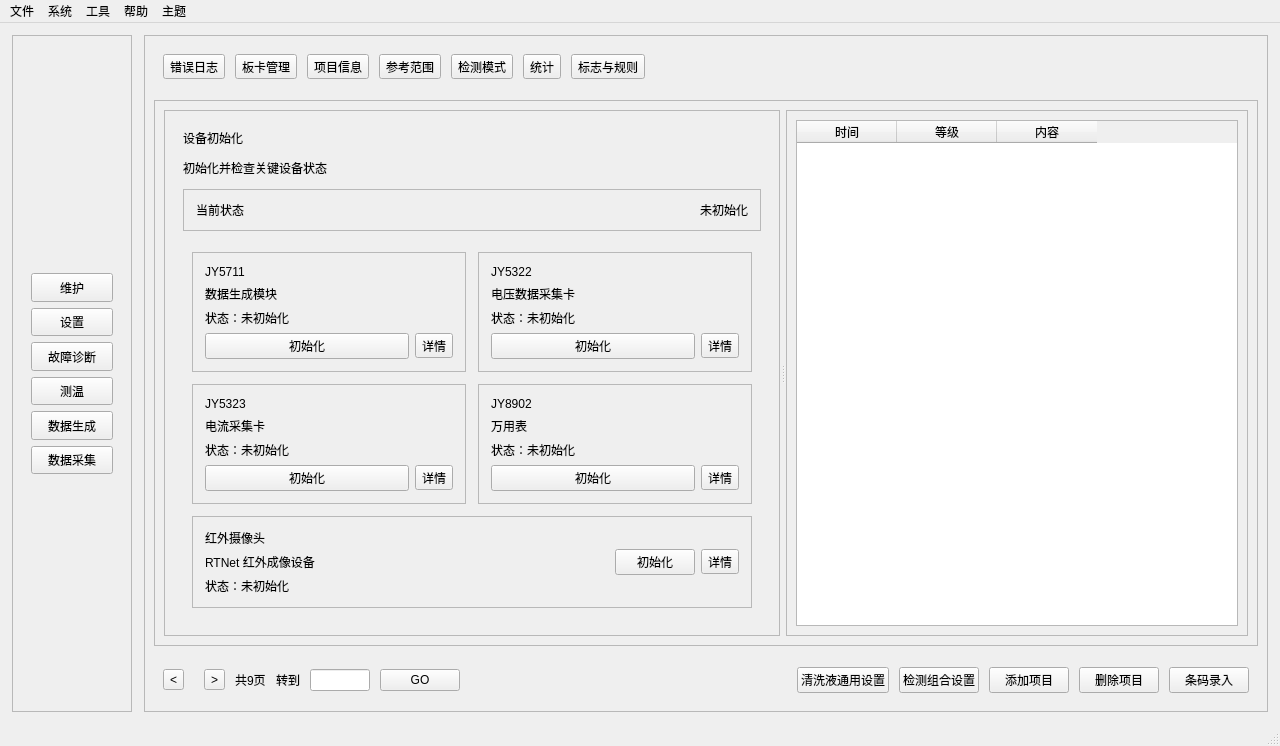
The window that mainwindow.ui (whaip/ATS) describes before a commit, drawn with Qt 5.
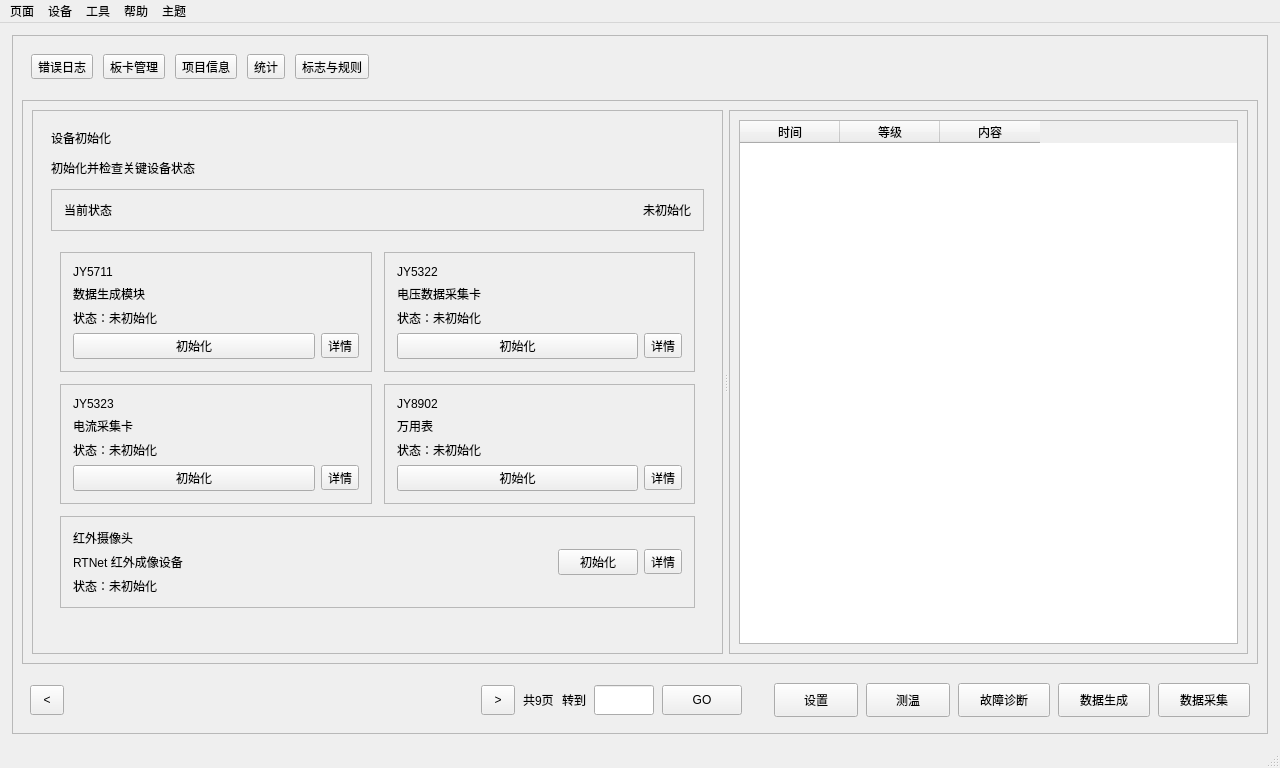
The same window after the commit.

```diff
--- a/mainwindow.ui
+++ b/mainwindow.ui
@@ -7,7 +7,7 @@
     <x>0</x>
     <y>0</y>
     <width>1280</width>
-    <height>722</height>
+    <height>768</height>
    </rect>
   </property>
   <property name="windowTitle">
@@ -30,191 +30,6 @@
     <property name="bottomMargin">
      <number>12</number>
     </property>
-    <item>
-     <widget class="QFrame" name="sidebarFrame">
-      <property name="minimumSize">
-       <size>
-        <width>120</width>
-        <height>0</height>
-       </size>
-      </property>
-      <property name="maximumSize">
-       <size>
-        <width>160</width>
-        <height>16777215</height>
-       </size>
-      </property>
-      <property name="frameShape">
-       <enum>QFrame::Shape::StyledPanel</enum>
-      </property>
-      <property name="frameShadow">
-       <enum>QFrame::Shadow::Raised</enum>
-      </property>
-      <layout class="QVBoxLayout" name="sidebarLayout">
-       <property name="spacing">
-        <number>8</number>
-       </property>
-       <item>
-        <spacer name="sidebarTopSpacer">
-         <property name="orientation">
-          <enum>Qt::Orientation::Vertical</enum>
-         </property>
-         <property name="sizeHint" stdset="0">
-          <size>
-           <width>20</width>
-           <height>6</height>
-          </size>
-         </property>
-        </spacer>
-       </item>
-       <item>
-        <widget class="QWidget" name="widget" native="true">
-         <property name="sizePolicy">
-          <sizepolicy hsizetype="Preferred" vsizetype="Expanding">
-           <horstretch>0</horstretch>
-           <verstretch>0</verstretch>
-          </sizepolicy>
-         </property>
-         <property name="cursor">
-          <cursorShape>PointingHandCursor</cursorShape>
-         </property>
-         <layout class="QVBoxLayout" name="verticalLayout">
-          <item>
-           <widget class="QToolButton" name="navMaintain">
-            <property name="sizePolicy">
-             <sizepolicy hsizetype="Preferred" vsizetype="Preferred">
-              <horstretch>0</horstretch>
-              <verstretch>0</verstretch>
-             </sizepolicy>
-            </property>
-            <property name="text">
-             <string>维护</string>
-            </property>
-            <property name="checkable">
-             <bool>false</bool>
-            </property>
-            <property name="toolButtonStyle">
-             <enum>Qt::ToolButtonStyle::ToolButtonTextUnderIcon</enum>
-            </property>
-           </widget>
-          </item>
-          <item>
-           <widget class="QToolButton" name="navSetting">
-            <property name="sizePolicy">
-             <sizepolicy hsizetype="Preferred" vsizetype="Preferred">
-              <horstretch>0</horstretch>
-              <verstretch>0</verstretch>
-             </sizepolicy>
-            </property>
-            <property name="text">
-             <string>设置</string>
-            </property>
-            <property name="checkable">
-             <bool>false</bool>
-            </property>
-            <property name="toolButtonStyle">
-             <enum>Qt::ToolButtonStyle::ToolButtonTextUnderIcon</enum>
-            </property>
-           </widget>
-          </item>
-          <item>
-           <widget class="QToolButton" name="FaultDiagnostic">
-            <property name="sizePolicy">
-             <sizepolicy hsizetype="Preferred" vsizetype="Preferred">
-              <horstretch>0</horstretch>
-              <verstretch>0</verstretch>
-             </sizepolicy>
-            </property>
-            <property name="text">
-             <string>故障诊断</string>
-            </property>
-            <property name="checkable">
-             <bool>false</bool>
-            </property>
-            <property name="toolButtonStyle">
-             <enum>Qt::ToolButtonStyle::ToolButtonTextUnderIcon</enum>
-            </property>
-           </widget>
-          </item>
-          <item>
-           <widget class="QToolButton" name="navIRCamera">
-            <property name="sizePolicy">
-             <sizepolicy hsizetype="Preferred" vsizetype="Preferred">
-              <horstretch>0</horstretch>
-              <verstretch>0</verstretch>
-             </sizepolicy>
-            </property>
-            <property name="text">
-             <string>测温</string>
-            </property>
-            <property name="checkable">
-             <bool>false</bool>
-            </property>
-            <property name="checked">
-             <bool>false</bool>
-            </property>
-            <property name="toolButtonStyle">
-             <enum>Qt::ToolButtonStyle::ToolButtonTextUnderIcon</enum>
-            </property>
-           </widget>
-          </item>
-          <item>
-           <widget class="QToolButton" name="btnDataGenerateCard">
-            <property name="sizePolicy">
-             <sizepolicy hsizetype="Preferred" vsizetype="Preferred">
-              <horstretch>0</horstretch>
-              <verstretch>0</verstretch>
-             </sizepolicy>
-            </property>
-            <property name="text">
-             <string>数据生成</string>
-            </property>
-            <property name="checkable">
-             <bool>false</bool>
-            </property>
-            <property name="toolButtonStyle">
-             <enum>Qt::ToolButtonStyle::ToolButtonTextUnderIcon</enum>
-            </property>
-           </widget>
-          </item>
-          <item>
-           <widget class="QToolButton" name="btnDataCaptureCard">
-            <property name="sizePolicy">
-             <sizepolicy hsizetype="Preferred" vsizetype="Preferred">
-              <horstretch>0</horstretch>
-              <verstretch>0</verstretch>
-             </sizepolicy>
-            </property>
-            <property name="text">
-             <string>数据采集</string>
-            </property>
-            <property name="checkable">
-             <bool>false</bool>
-            </property>
-            <property name="toolButtonStyle">
-             <enum>Qt::ToolButtonStyle::ToolButtonTextUnderIcon</enum>
-            </property>
-           </widget>
-          </item>
-         </layout>
-        </widget>
-       </item>
-       <item>
-        <spacer name="sidebarBottomSpacer">
-         <property name="orientation">
-          <enum>Qt::Orientation::Vertical</enum>
-         </property>
-         <property name="sizeHint" stdset="0">
-          <size>
-           <width>20</width>
-           <height>40</height>
-          </size>
-         </property>
-        </spacer>
-       </item>
-      </layout>
-     </widget>
-    </item>
     <item>
      <widget class="QFrame" name="mainFrame">
       <property name="frameShape">
@@ -275,26 +90,6 @@
             </property>
            </widget>
           </item>
-          <item>
-           <widget class="QToolButton" name="tabReferenceRange">
-            <property name="text">
-             <string>参考范围</string>
-            </property>
-            <property name="checkable">
-             <bool>false</bool>
-            </property>
-           </widget>
-          </item>
-          <item>
-           <widget class="QToolButton" name="tabDetectMode">
-            <property name="text">
-             <string>检测模式</string>
-            </property>
-            <property name="checkable">
-             <bool>false</bool>
-            </property>
-           </widget>
-          </item>
           <item>
            <widget class="QToolButton" name="tabStatistics">
             <property name="text">
@@ -794,8 +589,8 @@
                <rect>
                 <x>0</x>
                 <y>0</y>
-                <width>459</width>
-                <height>511</height>
+                <width>515</width>
+                <height>550</height>
                </rect>
               </property>
               <layout class="QGridLayout" name="formGrid">
@@ -861,43 +656,137 @@
            <verstretch>0</verstretch>
           </sizepolicy>
          </property>
+         <property name="minimumSize">
+          <size>
+           <width>0</width>
+           <height>0</height>
+          </size>
+         </property>
          <property name="frameShape">
           <enum>QFrame::Shape::NoFrame</enum>
          </property>
          <layout class="QHBoxLayout" name="bottomLayout">
           <property name="spacing">
-           <number>10</number>
+           <number>8</number>
+          </property>
+          <property name="leftMargin">
+           <number>8</number>
+          </property>
+          <property name="topMargin">
+           <number>6</number>
+          </property>
+          <property name="rightMargin">
+           <number>8</number>
+          </property>
+          <property name="bottomMargin">
+           <number>6</number>
           </property>
           <item>
            <widget class="QToolButton" name="btnPagePrev">
+            <property name="minimumSize">
+             <size>
+              <width>34</width>
+              <height>30</height>
+             </size>
+            </property>
+            <property name="maximumSize">
+             <size>
+              <width>34</width>
+              <height>30</height>
+             </size>
+            </property>
             <property name="text">
              <string>&lt;</string>
             </property>
            </widget>
           </item>
           <item>
-           <widget class="QWidget" name="pageButtonsContainer" native="true">
-            <layout class="QHBoxLayout" name="pageButtonsLayout">
-             <property name="spacing">
-              <number>6</number>
+           <widget class="QScrollArea" name="pageButtonsScrollArea">
+            <property name="sizePolicy">
+             <sizepolicy hsizetype="Preferred" vsizetype="Fixed">
+              <horstretch>1</horstretch>
+              <verstretch>0</verstretch>
+             </sizepolicy>
+            </property>
+            <property name="minimumSize">
+             <size>
+              <width>0</width>
+              <height>36</height>
+             </size>
+            </property>
+            <property name="maximumSize">
+             <size>
+              <width>16777215</width>
+              <height>36</height>
+             </size>
+            </property>
+            <property name="frameShape">
+             <enum>QFrame::Shape::NoFrame</enum>
+            </property>
+            <property name="verticalScrollBarPolicy">
+             <enum>Qt::ScrollBarPolicy::ScrollBarAlwaysOff</enum>
+            </property>
+            <property name="horizontalScrollBarPolicy">
+             <enum>Qt::ScrollBarPolicy::ScrollBarAlwaysOff</enum>
+            </property>
+            <property name="sizeAdjustPolicy">
+             <enum>QAbstractScrollArea::SizeAdjustPolicy::AdjustIgnored</enum>
+            </property>
+            <property name="widgetResizable">
+             <bool>false</bool>
+            </property>
+            <property name="alignment">
+             <set>Qt::AlignmentFlag::AlignLeading|Qt::AlignmentFlag::AlignLeft|Qt::AlignmentFlag::AlignVCenter</set>
+            </property>
+            <widget class="QWidget" name="pageButtonsContainer">
+             <property name="geometry">
+              <rect>
+               <x>0</x>
+               <y>3</y>
+               <width>400</width>
+               <height>30</height>
+              </rect>
              </property>
-             <property name="leftMargin">
-              <number>0</number>
+             <property name="sizePolicy">
+              <sizepolicy hsizetype="Minimum" vsizetype="Fixed">
+               <horstretch>0</horstretch>
+               <verstretch>0</verstretch>
+              </sizepolicy>
              </property>
-             <property name="topMargin">
-              <number>0</number>
-             </property>
-             <property name="rightMargin">
-              <number>0</number>
-             </property>
-             <property name="bottomMargin">
-              <number>0</number>
-             </property>
-            </layout>
+             <layout class="QHBoxLayout" name="pageButtonsLayout">
+              <property name="spacing">
+               <number>6</number>
+              </property>
+              <property name="leftMargin">
+               <number>0</number>
+              </property>
+              <property name="topMargin">
+               <number>0</number>
+              </property>
+              <property name="rightMargin">
+               <number>0</number>
+              </property>
+              <property name="bottomMargin">
+               <number>0</number>
+              </property>
+             </layout>
+            </widget>
            </widget>
           </item>
           <item>
            <widget class="QToolButton" name="btnPageNext">
+            <property name="minimumSize">
+             <size>
+              <width>34</width>
+              <height>30</height>
+             </size>
+            </property>
+            <property name="maximumSize">
+             <size>
+              <width>34</width>
+              <height>30</height>
+             </size>
+            </property>
             <property name="text">
              <string>&gt;</string>
             </property>
@@ -919,16 +808,37 @@
           </item>
           <item>
            <widget class="QLineEdit" name="editJumpPage">
+            <property name="minimumSize">
+             <size>
+              <width>52</width>
+              <height>30</height>
+             </size>
+            </property>
             <property name="maximumSize">
              <size>
               <width>60</width>
-              <height>16777215</height>
+              <height>30</height>
              </size>
             </property>
+            <property name="alignment">
+             <set>Qt::AlignmentFlag::AlignCenter</set>
+            </property>
            </widget>
           </item>
           <item>
            <widget class="QPushButton" name="btnGo">
+            <property name="minimumSize">
+             <size>
+              <width>50</width>
+              <height>30</height>
+             </size>
+            </property>
+            <property name="maximumSize">
+             <size>
+              <width>80</width>
+              <height>30</height>
+             </size>
+            </property>
             <property name="text">
              <string>GO</string>
             </property>
@@ -941,44 +851,167 @@
             </property>
             <property name="sizeHint" stdset="0">
              <size>
-              <width>40</width>
+              <width>24</width>
               <height>20</height>
              </size>
             </property>
            </spacer>
           </item>
           <item>
-           <widget class="QPushButton" name="btnWashCommon">
+           <widget class="QToolButton" name="navSetting">
+            <property name="sizePolicy">
+             <sizepolicy hsizetype="Preferred" vsizetype="Preferred">
+              <horstretch>0</horstretch>
+              <verstretch>0</verstretch>
+             </sizepolicy>
+            </property>
+            <property name="minimumSize">
+             <size>
+              <width>84</width>
+              <height>34</height>
+             </size>
+            </property>
+            <property name="maximumSize">
+             <size>
+              <width>120</width>
+              <height>34</height>
+             </size>
+            </property>
             <property name="text">
-             <string>清洗液通用设置</string>
+             <string>设置</string>
             </property>
+            <property name="checkable">
+             <bool>false</bool>
+            </property>
+            <property name="toolButtonStyle">
+             <enum>Qt::ToolButtonStyle::ToolButtonTextOnly</enum>
+            </property>
            </widget>
           </item>
           <item>
-           <widget class="QPushButton" name="btnDetectGroup">
+           <widget class="QToolButton" name="navIRCamera">
+            <property name="sizePolicy">
+             <sizepolicy hsizetype="Preferred" vsizetype="Preferred">
+              <horstretch>0</horstretch>
+              <verstretch>0</verstretch>
+             </sizepolicy>
+            </property>
+            <property name="minimumSize">
+             <size>
+              <width>84</width>
+              <height>34</height>
+             </size>
+            </property>
+            <property name="maximumSize">
+             <size>
+              <width>120</width>
+              <height>34</height>
+             </size>
+            </property>
             <property name="text">
-             <string>检测组合设置</string>
+             <string>测温</string>
             </property>
+            <property name="checkable">
+             <bool>false</bool>
+            </property>
+            <property name="checked">
+             <bool>false</bool>
+            </property>
+            <property name="toolButtonStyle">
+             <enum>Qt::ToolButtonStyle::ToolButtonTextOnly</enum>
+            </property>
            </widget>
           </item>
           <item>
-           <widget class="QPushButton" name="btnAddProject">
+           <widget class="QToolButton" name="FaultDiagnostic">
+            <property name="sizePolicy">
+             <sizepolicy hsizetype="Preferred" vsizetype="Preferred">
+              <horstretch>0</horstretch>
+              <verstretch>0</verstretch>
+             </sizepolicy>
+            </property>
+            <property name="minimumSize">
+             <size>
+              <width>92</width>
+              <height>34</height>
+             </size>
+            </property>
+            <property name="maximumSize">
+             <size>
+              <width>128</width>
+              <height>34</height>
+             </size>
+            </property>
             <property name="text">
-             <string>添加项目</string>
+             <string>故障诊断</string>
             </property>
+            <property name="checkable">
+             <bool>false</bool>
+            </property>
+            <property name="toolButtonStyle">
+             <enum>Qt::ToolButtonStyle::ToolButtonTextOnly</enum>
+            </property>
            </widget>
           </item>
           <item>
-           <widget class="QPushButton" name="btnDeleteProject">
+           <widget class="QToolButton" name="btnDataGenerateCard">
+            <property name="sizePolicy">
+             <sizepolicy hsizetype="Preferred" vsizetype="Preferred">
+              <horstretch>0</horstretch>
+              <verstretch>0</verstretch>
+             </sizepolicy>
+            </property>
+            <property name="minimumSize">
+             <size>
+              <width>92</width>
+              <height>34</height>
+             </size>
+            </property>
+            <property name="maximumSize">
+             <size>
+              <width>128</width>
+              <height>34</height>
+             </size>
+            </property>
             <property name="text">
-             <string>删除项目</string>
+             <string>数据生成</string>
             </property>
+            <property name="checkable">
+             <bool>false</bool>
+            </property>
+            <property name="toolButtonStyle">
+             <enum>Qt::ToolButtonStyle::ToolButtonTextOnly</enum>
+            </property>
            </widget>
           </item>
           <item>
-           <widget class="QPushButton" name="btnBarcodeInput">
+           <widget class="QToolButton" name="btnDataCaptureCard">
+            <property name="sizePolicy">
+             <sizepolicy hsizetype="Preferred" vsizetype="Preferred">
+              <horstretch>0</horstretch>
+              <verstretch>0</verstretch>
+             </sizepolicy>
+            </property>
+            <property name="minimumSize">
+             <size>
+              <width>92</width>
+              <height>34</height>
+             </size>
+            </property>
+            <property name="maximumSize">
+             <size>
+              <width>128</width>
+              <height>34</height>
+             </size>
+            </property>
             <property name="text">
-             <string>条码录入</string>
+             <string>数据采集</string>
+            </property>
+            <property name="checkable">
+             <bool>false</bool>
+            </property>
+            <property name="toolButtonStyle">
+             <enum>Qt::ToolButtonStyle::ToolButtonTextOnly</enum>
             </property>
            </widget>
           </item>
@@ -1001,7 +1034,7 @@
    </property>
    <widget class="QMenu" name="menu">
     <property name="title">
-     <string>文件</string>
+     <string>页面</string>
     </property>
     <addaction name="actionl"/>
     <addaction name="actiong"/>
@@ -1012,7 +1045,7 @@
    </widget>
    <widget class="QMenu" name="menu_2">
     <property name="title">
-     <string>系统</string>
+     <string>设备</string>
     </property>
     <addaction name="actionf"/>
     <addaction name="actionf_2"/>
```
Left out of the diff: 35 changed lines with no effect on the pictures.
